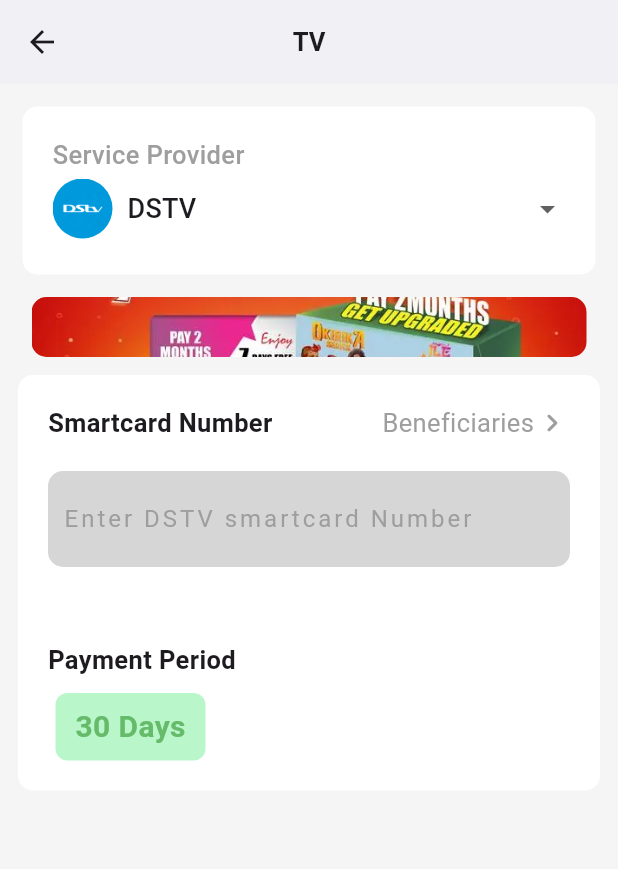
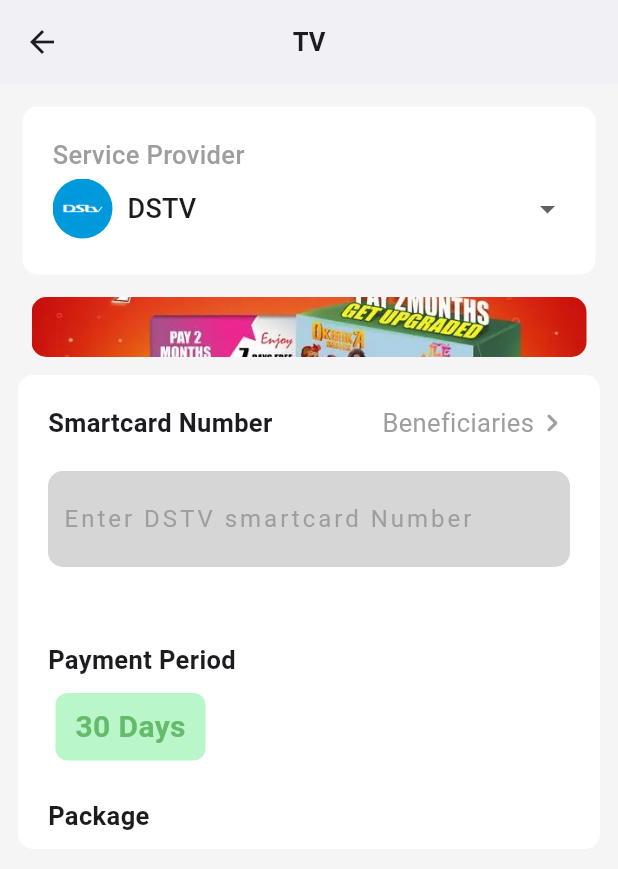
Before and after one commit to EverlastingBigFlo/mobile_app_ui, a Flutter app: the tv screen opened by its route, on a phone screen of 412 x 824 dp. Shown: the top 869 px of the screen. Run offline on Flutter 3.47's test engine with Material 2 defaults, Android fonts, the phone set to English and light mode, and no system bars; our stand-ins replace smooth_page_indicator.

Commit message:
package added

```diff
--- a/lib/pages/tv.dart
+++ b/lib/pages/tv.dart
@@ -272,7 +272,19 @@ class _tvState extends State<tv> {
                     ),
                     // days card end here
 
-
+                    // package widget start here
+                    Padding(
+                      padding: const EdgeInsets.fromLTRB(20, 5, 0, 10),
+                      child: Row(
+                        children: [
+                          Text(
+                            'Package',
+                            style: TextStyle(
+                                fontSize: 17, fontWeight: FontWeight.bold),
+                          )
+                        ],
+                      ),
+                    ),
                   ],
                 ),
               ),
```
